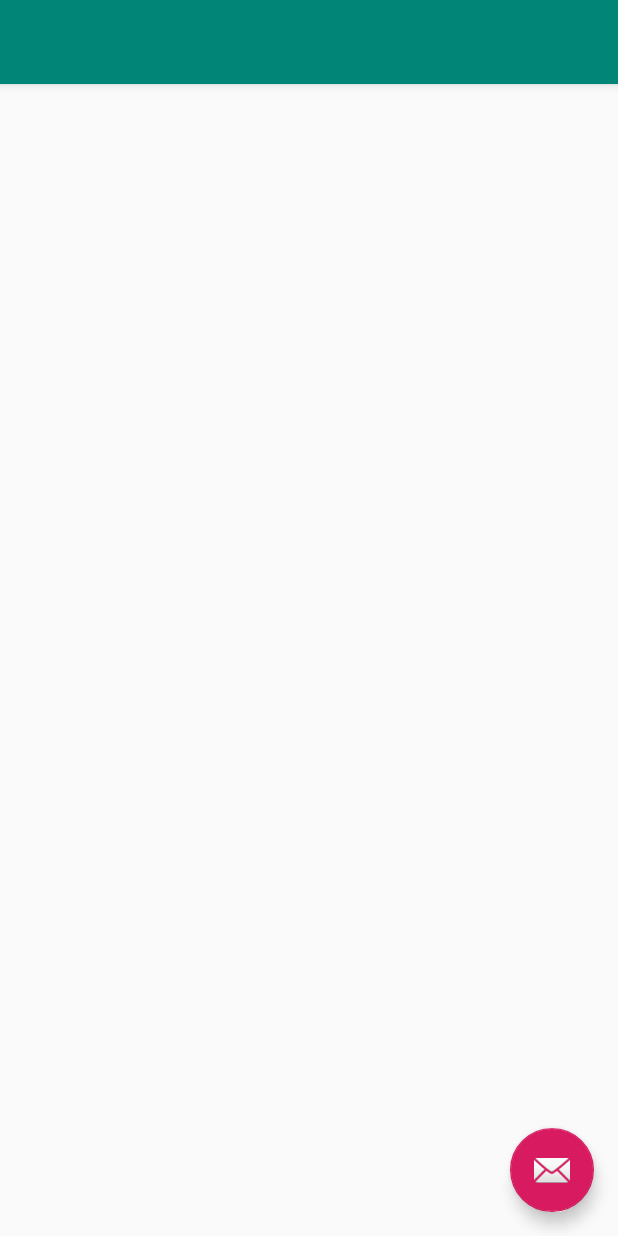
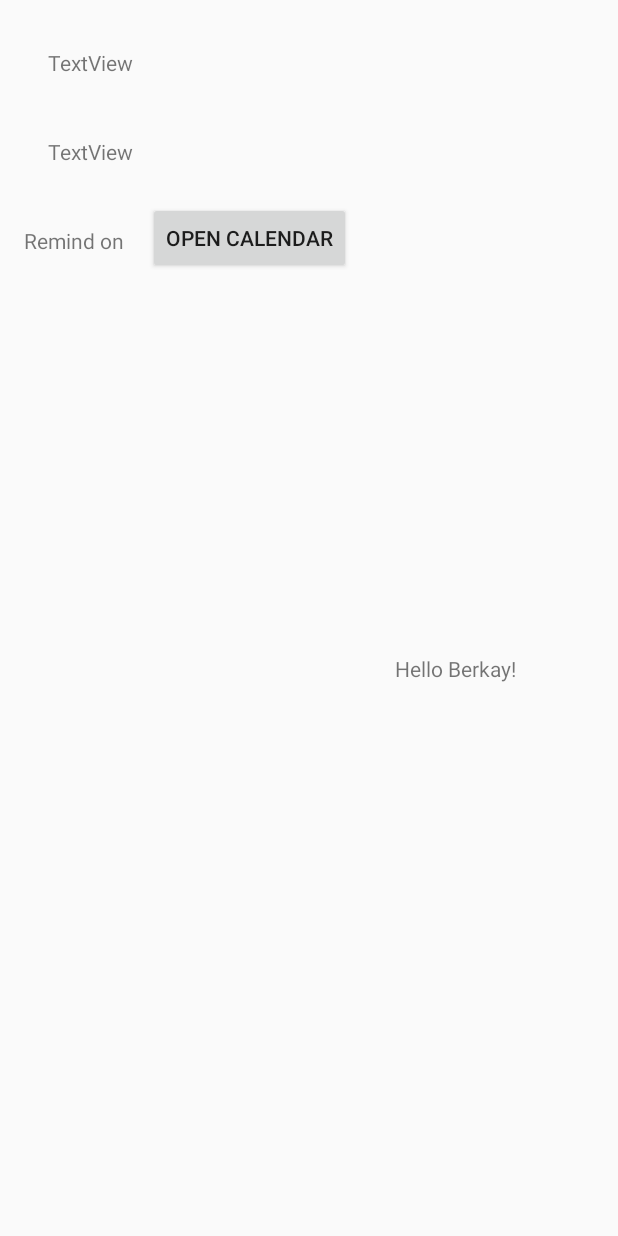
Before and after one commit to berkayersever/mobile-computing, an Android app: the layout activity_main.xml on its own in the app's theme, with its tools: preview values and no code run, on a phone screen of 412 x 824 dp. Run offline under Robolectric (Android 15) with nearby library versions, the phone set to English and light mode, and no system bars.

Commit message:
Created three TextView elements and a button with constraints.

```diff
--- a/layouts/app/build.gradle
+++ b/layouts/app/build.gradle
@@ -4,7 +4,7 @@ android {
     compileSdkVersion 28
     defaultConfig {
         applicationId "com.example.layouts"
-        minSdkVersion 16
+        minSdkVersion 15
         targetSdkVersion 28
         versionCode 1
         versionName "1.0"
@@ -22,7 +22,6 @@ dependencies {
     implementation fileTree(dir: 'libs', include: ['*.jar'])
     implementation 'com.android.support:appcompat-v7:28.0.0'
     implementation 'com.android.support.constraint:constraint-layout:1.1.3'
-    implementation 'com.android.support:design:28.0.0'
     testImplementation 'junit:junit:4.12'
     androidTestImplementation 'com.android.support.test:runner:1.0.2'
     androidTestImplementation 'com.android.support.test.espresso:espresso-core:3.0.2'
--- a/layouts/app/src/main/AndroidManifest.xml
+++ b/layouts/app/src/main/AndroidManifest.xml
@@ -9,10 +9,13 @@
         android:roundIcon="@mipmap/ic_launcher_round"
         android:supportsRtl="true"
         android:theme="@style/AppTheme">
-        <activity
-            android:name=".MainActivity"
-            android:label="@string/title_activity_main"
-            android:theme="@style/AppTheme.NoActionBar"></activity>
+        <activity android:name=".MainActivity">
+            <intent-filter>
+                <action android:name="android.intent.action.MAIN" />
+
+                <category android:name="android.intent.category.LAUNCHER" />
+            </intent-filter>
+        </activity>
     </application>
 
 </manifest>
--- a/layouts/app/src/main/java/com/example/layouts/MainActivity.java
+++ b/layouts/app/src/main/java/com/example/layouts/MainActivity.java
@@ -1,11 +1,7 @@
 package com.example.layouts;
 
+import android.support.v7.app.AppCompatActivity;
 import android.os.Bundle;
-import android.support.design.widget.FloatingActionButton;
-import android.support.design.widget.Snackbar;
-import android.support.v7.app.AppCompatActivity;
-import android.support.v7.widget.Toolbar;
-import android.view.View;
 
 public class MainActivity extends AppCompatActivity {
 
@@ -13,17 +9,5 @@ public class MainActivity extends AppCompatActivity {
     protected void onCreate(Bundle savedInstanceState) {
         super.onCreate(savedInstanceState);
         setContentView(R.layout.activity_main);
-        Toolbar toolbar = findViewById(R.id.toolbar);
-        setSupportActionBar(toolbar);
-
-        FloatingActionButton fab = findViewById(R.id.fab);
-        fab.setOnClickListener(new View.OnClickListener() {
-            @Override
-            public void onClick(View view) {
-                Snackbar.make(view, "Replace with your own action", Snackbar.LENGTH_LONG)
-                        .setAction("Action", null).show();
-            }
-        });
     }
-
 }
--- a/layouts/app/src/main/res/layout/activity_main.xml
+++ b/layouts/app/src/main/res/layout/activity_main.xml
@@ -1,33 +1,81 @@
 <?xml version="1.0" encoding="utf-8"?>
-<android.support.design.widget.CoordinatorLayout xmlns:android="http://schemas.android.com/apk/res/android"
+<android.support.constraint.ConstraintLayout xmlns:android="http://schemas.android.com/apk/res/android"
     xmlns:app="http://schemas.android.com/apk/res-auto"
     xmlns:tools="http://schemas.android.com/tools"
     android:layout_width="match_parent"
     android:layout_height="match_parent"
     tools:context=".MainActivity">
 
-    <android.support.design.widget.AppBarLayout
-        android:layout_width="match_parent"
+    <TextView
+        android:id="@+id/helloBerkayTextView"
+        android:layout_width="wrap_content"
+        android:layout_height="19dp"
+        android:text="Hello Berkay!"
+        app:layout_constraintBottom_toBottomOf="parent"
+        app:layout_constraintHorizontal_bias="0.795"
+        app:layout_constraintLeft_toLeftOf="parent"
+        app:layout_constraintRight_toRightOf="parent"
+        app:layout_constraintTop_toTopOf="parent"
+        app:layout_constraintVertical_bias="0.542" />
+
+    <TextView
+        android:id="@+id/taskItem"
+        android:layout_width="0dp"
         android:layout_height="wrap_content"
-        android:theme="@style/AppTheme.AppBarOverlay">
+        android:layout_marginStart="16dp"
+        android:layout_marginLeft="16dp"
+        android:layout_marginTop="16dp"
+        android:layout_marginEnd="16dp"
+        android:layout_marginRight="16dp"
+        android:padding="16dp"
+        android:paddingLeft="16dp"
+        android:paddingRight="16dp"
+        android:paddingBottom="16dp"
+        android:text="TextView"
+        app:layout_constrainedHeight="false"
+        app:layout_constraintEnd_toEndOf="parent"
+        app:layout_constraintHorizontal_bias="0.5"
+        app:layout_constraintStart_toStartOf="parent"
+        app:layout_constraintTop_toTopOf="parent" />
 
-        <android.support.v7.widget.Toolbar
-            android:id="@+id/toolbar"
-            android:layout_width="match_parent"
-            android:layout_height="?attr/actionBarSize"
-            android:background="?attr/colorPrimary"
-            app:popupTheme="@style/AppTheme.PopupOverlay" />
+    <TextView
+        android:id="@+id/taskDescription"
+        android:layout_width="0dp"
+        android:layout_height="wrap_content"
+        android:layout_marginStart="16dp"
+        android:layout_marginLeft="16dp"
+        android:layout_marginTop="8dp"
+        android:layout_marginEnd="16dp"
+        android:layout_marginRight="16dp"
+        android:padding="16dp"
+        android:paddingLeft="16dp"
+        android:paddingRight="16dp"
+        android:paddingBottom="16dp"
+        android:text="TextView"
+        app:layout_constraintEnd_toEndOf="parent"
+        app:layout_constraintStart_toStartOf="parent"
+        app:layout_constraintTop_toBottomOf="@+id/taskItem" />
 
-    </android.support.design.widget.AppBarLayout>
-
-    <include layout="@layout/content_main" />
-
-    <android.support.design.widget.FloatingActionButton
-        android:id="@+id/fab"
+    <TextView
+        android:id="@+id/label"
         android:layout_width="wrap_content"
         android:layout_height="wrap_content"
-        android:layout_gravity="bottom|end"
-        android:layout_margin="@dimen/fab_margin"
-        app:srcCompat="@android:drawable/ic_dialog_email" />
+        android:layout_marginStart="16dp"
+        android:layout_marginLeft="16dp"
+        android:layout_marginTop="24dp"
+        android:text="Remind on"
+        app:layout_constraintStart_toStartOf="parent"
+        app:layout_constraintTop_toBottomOf="@+id/taskDescription" />
 
-</android.support.design.widget.CoordinatorLayout>
+    <Button
+        android:id="@+id/button"
+        android:layout_width="wrap_content"
+        android:layout_height="wrap_content"
+        android:layout_marginStart="16dp"
+        android:layout_marginLeft="16dp"
+        android:layout_marginTop="8dp"
+        android:text="Open Calendar"
+        app:layout_constraintStart_toEndOf="@+id/label"
+        app:layout_constraintTop_toBottomOf="@+id/taskDescription" />
+
+</android.support.constraint.ConstraintLayout>
--- a/layouts/app/src/main/res/layout/content_main.xml
+++ /dev/null
@@ -1,11 +0,0 @@
-<?xml version="1.0" encoding="utf-8"?>
-<android.support.constraint.ConstraintLayout xmlns:android="http://schemas.android.com/apk/res/android"
-    xmlns:app="http://schemas.android.com/apk/res-auto"
-    xmlns:tools="http://schemas.android.com/tools"
-    android:layout_width="match_parent"
-    android:layout_height="match_parent"
-    app:layout_behavior="@string/appbar_scrolling_view_behavior"
-    tools:context=".MainActivity"
-    tools:showIn="@layout/activity_main">
-
-</android.support.constraint.ConstraintLayout>
--- a/layouts/app/src/main/res/values/dimens.xml
+++ /dev/null
@@ -1,3 +0,0 @@
-<resources>
-    <dimen name="fab_margin">16dp</dimen>
-</resources>
--- a/layouts/app/src/main/res/values/strings.xml
+++ b/layouts/app/src/main/res/values/strings.xml
@@ -1,4 +1,3 @@
 <resources>
     <string name="app_name">Layouts</string>
-    <string name="title_activity_main">MainActivity</string>
 </resources>
--- a/layouts/app/src/main/res/values/styles.xml
+++ b/layouts/app/src/main/res/values/styles.xml
@@ -8,13 +8,4 @@
         <item name="colorAccent">@color/colorAccent</item>
     </style>
 
-    <style name="AppTheme.NoActionBar">
-        <item name="windowActionBar">false</item>
-        <item name="windowNoTitle">true</item>
-    </style>
-
-    <style name="AppTheme.AppBarOverlay" parent="ThemeOverlay.AppCompat.Dark.ActionBar" />
-
-    <style name="AppTheme.PopupOverlay" parent="ThemeOverlay.AppCompat.Light" />
-
 </resources>
```
Also changed, not shown: layouts/gradle/wrapper/gradle-wrapper.properties.
